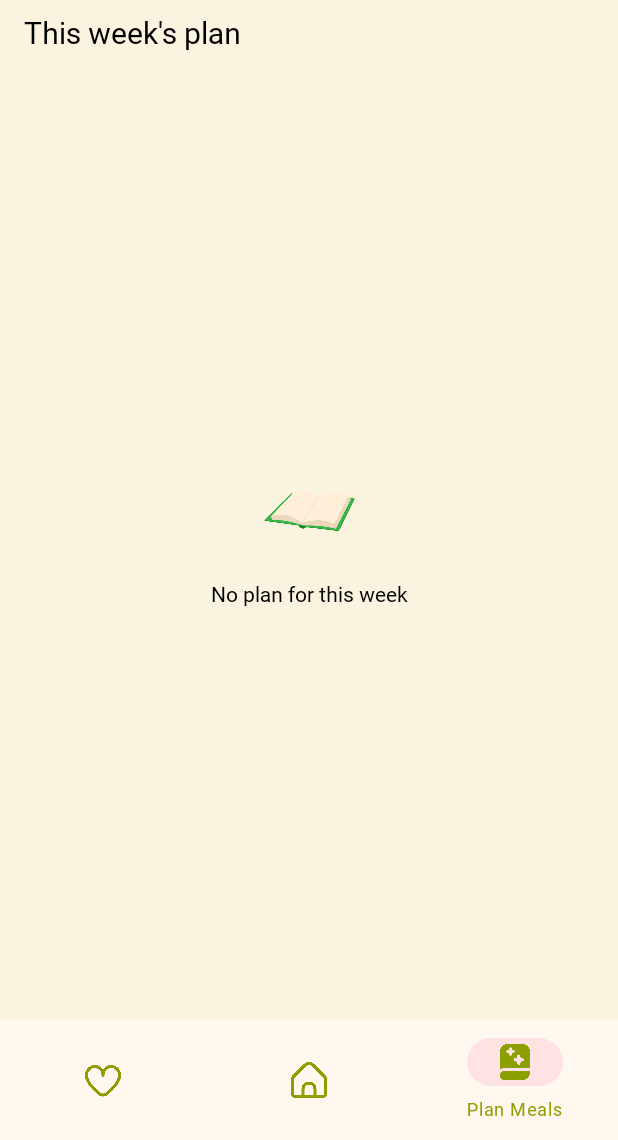
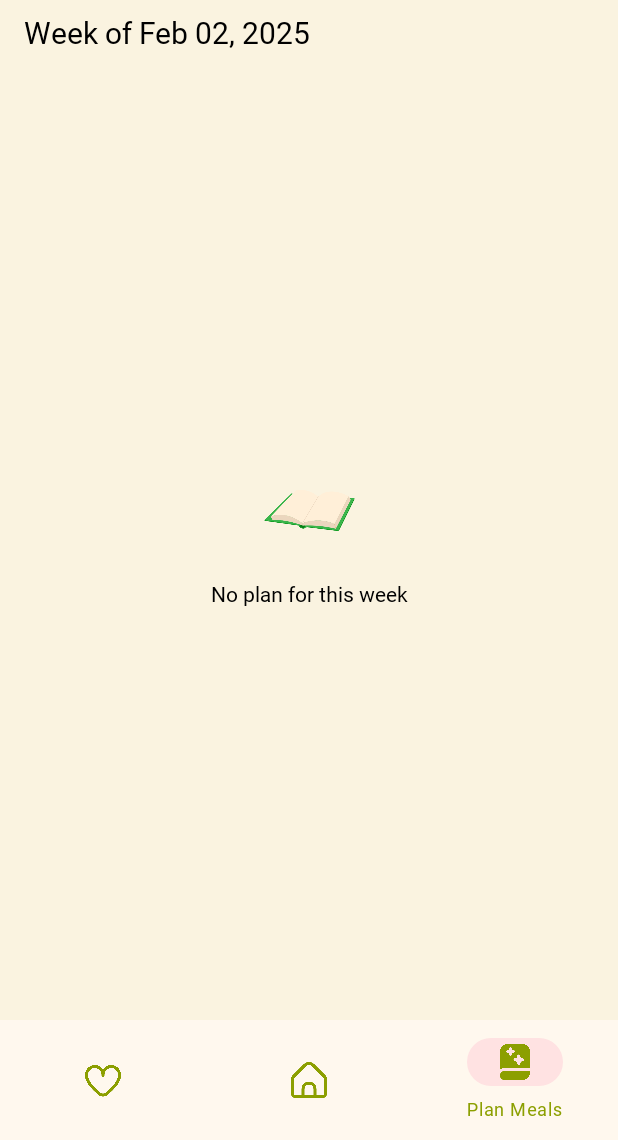
Before and after one commit to hayam-tarek/food-planner-app, an Android app: the PlanMealsFragment screen opened through its navigation route, on a phone screen of 412 x 824 dp, the part 96-1236 px from its top. Run offline under Robolectric (Android 15) with nearby library versions, the phone set to English and light mode, and no system bars; our stand-ins replace Room's generated code, navigation-ui; pictures from the network do not load.

Commit message:
display the start of week on the view

```diff
--- a/app/src/main/java/com/example/foodplanner/view/PlanMealsFragment.kt
+++ b/app/src/main/java/com/example/foodplanner/view/PlanMealsFragment.kt
@@ -18,6 +18,9 @@ import com.example.foodplanner.model.WeeklyMeal
 import com.example.foodplanner.utils.WeeklyMealListener
 import com.example.foodplanner.viewModel.WeeklyMealFactory
 import com.example.foodplanner.viewModel.WeeklyMealViewModel
+import java.text.SimpleDateFormat
+import java.util.Calendar
+import java.util.Locale
 
 
 class PlanMealsFragment : Fragment(), WeeklyMealListener {
@@ -26,6 +29,7 @@ class PlanMealsFragment : Fragment(), WeeklyMealListener {
     private lateinit var weeklyMealViewModel: WeeklyMealViewModel
     private lateinit var noPlanImage: ImageView
     private lateinit var noPlanTxt: TextView
+    private lateinit var thisWeeksPlan: TextView
 
     override fun onCreate(savedInstanceState: Bundle?) {
         super.onCreate(savedInstanceState)
@@ -70,6 +74,12 @@ class PlanMealsFragment : Fragment(), WeeklyMealListener {
         weeklyMealsList.adapter = weeklyMealsAdapter
         weeklyMealsList.layoutManager =
             LinearLayoutManager(requireActivity(), LinearLayoutManager.VERTICAL, false)
+        thisWeeksPlan = view.findViewById(R.id.thisWeeksPlan)
+        val calendar = Calendar.getInstance()
+        val dateFormat = SimpleDateFormat("MMM dd, yyyy", Locale.getDefault())
+        calendar.set(Calendar.DAY_OF_WEEK, Calendar.SUNDAY)
+        val startOfWeek = calendar.time
+        thisWeeksPlan.text = "Week of ${dateFormat.format(startOfWeek)}"
     }
 
     private fun setUpViewModel() {
--- a/app/src/main/res/layout/fragment_plan_meals.xml
+++ b/app/src/main/res/layout/fragment_plan_meals.xml
@@ -10,7 +10,7 @@
     <!-- TODO: Update blank fragment layout -->
 
     <TextView
-        android:id="@+id/textView"
+        android:id="@+id/thisWeeksPlan"
         android:layout_width="wrap_content"
         android:layout_height="wrap_content"
         android:layout_marginTop="8dp"
@@ -36,7 +36,7 @@
         app:layout_constraintEnd_toEndOf="parent"
         app:layout_constraintHorizontal_bias="0.0"
         app:layout_constraintStart_toStartOf="parent"
-        app:layout_constraintTop_toBottomOf="@id/textView"
+        app:layout_constraintTop_toBottomOf="@+id/thisWeeksPlan"
         app:layout_constraintVertical_bias="0.0" />
 
     <ImageView
```
